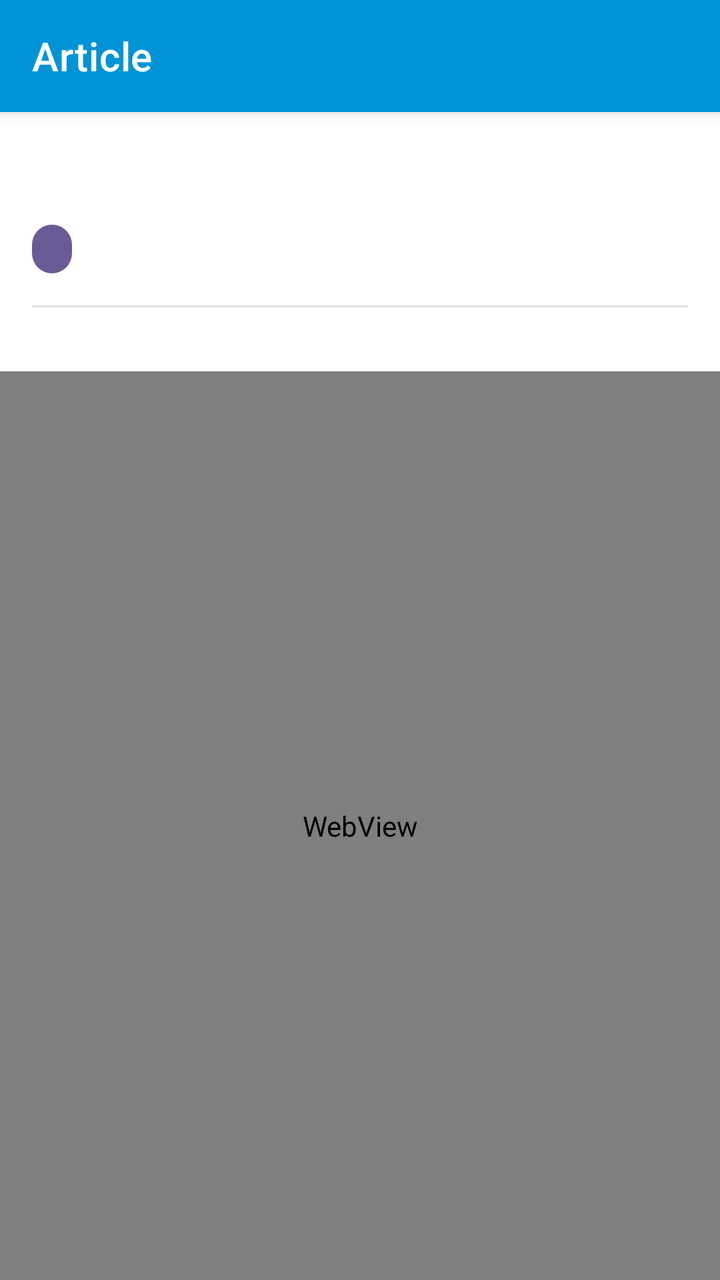
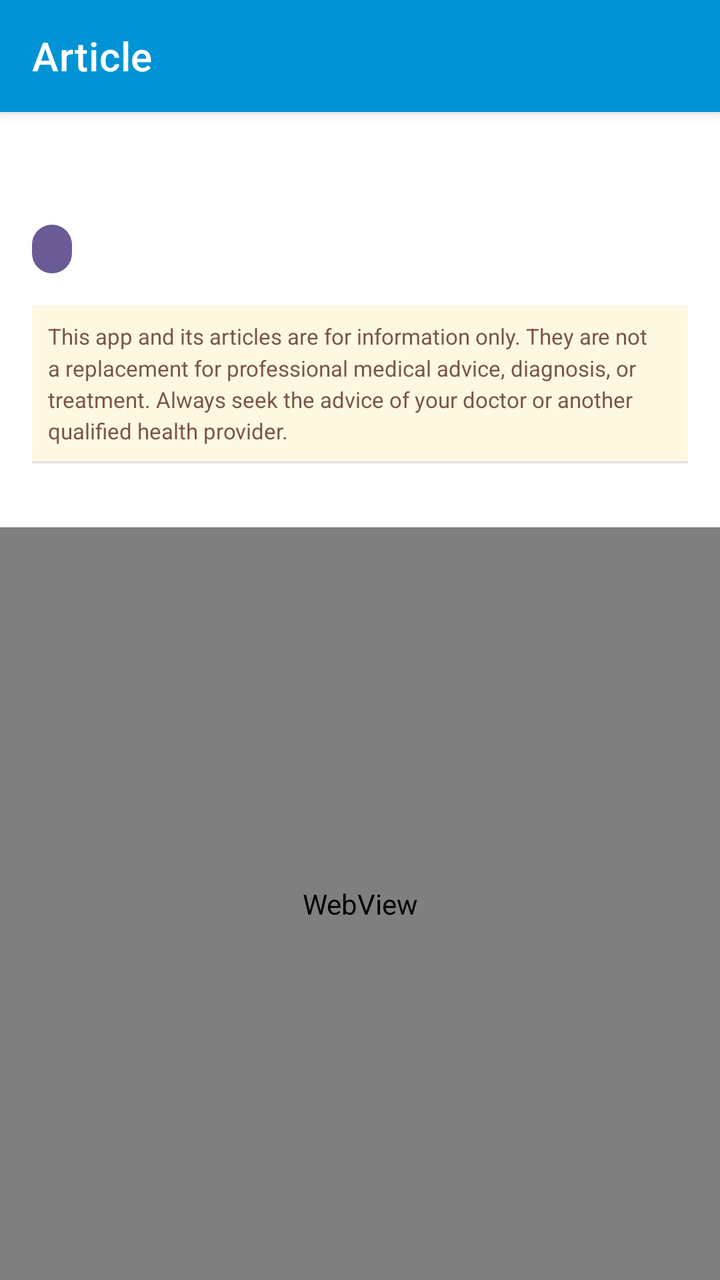

Compare the two renders of this Android layout. The source of the first and the diff that turns it into the second are given below.
<!-- AndroidManifest.xml: application theme Theme.HelloApp -->
<!-- res/layout/activity_article_detail.xml -->
<?xml version="1.0" encoding="utf-8"?>
<androidx.coordinatorlayout.widget.CoordinatorLayout xmlns:android="http://schemas.android.com/apk/res/android"
    xmlns:app="http://schemas.android.com/apk/res-auto"
    android:layout_width="match_parent"
    android:layout_height="match_parent"
    android:background="#FFFFFF">

    <com.google.android.material.appbar.AppBarLayout
        android:layout_width="match_parent"
        android:layout_height="wrap_content"
        android:background="#0093D5">

        <com.google.android.material.appbar.MaterialToolbar
            android:id="@+id/toolbar"
            android:layout_width="match_parent"
            android:layout_height="?attr/actionBarSize"
            app:title="Article"
            app:titleTextColor="@android:color/white"
            app:navigationIconTint="@android:color/white" />

    </com.google.android.material.appbar.AppBarLayout>

    <LinearLayout
        android:layout_width="match_parent"
        android:layout_height="match_parent"
        android:orientation="vertical"
        app:layout_behavior="@string/appbar_scrolling_view_behavior">

        <LinearLayout
            android:layout_width="match_parent"
            android:layout_height="wrap_content"
            android:orientation="vertical"
            android:padding="16dp"
            android:background="#FFFFFF">

            
            <TextView
                android:id="@+id/articleTitle"
                android:layout_width="match_parent"
                android:layout_height="wrap_content"
                android:textSize="24sp"
                android:textStyle="bold"
                android:textColor="#333333"
                android:lineSpacingMultiplier="1.2"
                android:layout_marginBottom="8dp" />

            
            <LinearLayout
                android:layout_width="match_parent"
                android:layout_height="wrap_content"
                android:orientation="horizontal"
                android:layout_marginBottom="16dp">

                <TextView
                    android:id="@+id/articleCategory"
                    android:layout_width="wrap_content"
                    android:layout_height="wrap_content"
                    android:textSize="12sp"
                    android:textColor="@android:color/white"
                    android:textAllCaps="true"
                    android:background="@drawable/category_badge_background"
                    android:paddingHorizontal="10dp"
                    android:paddingVertical="4dp" />

                <TextView
                    android:id="@+id/articleSource"
                    android:layout_width="wrap_content"
                    android:layout_height="wrap_content"
                    android:textSize="12sp"
                    android:textColor="#666666"
                    android:layout_marginStart="12dp"
                    android:gravity="center_vertical" />

            </LinearLayout>

            
            <View
                android:layout_width="match_parent"
                android:layout_height="1dp"
                android:background="#E0E0E0"
                android:layout_marginBottom="16dp" />

        </LinearLayout>

        
        <WebView
            android:id="@+id/articleContent"
            android:layout_width="match_parent"
            android:layout_height="match_parent"
            android:background="#FFFFFF" />

    </LinearLayout>

</androidx.coordinatorlayout.widget.CoordinatorLayout>
<!-- resources referenced by this layout -->
<resources>
  <!-- drawable category_badge_background (drawable) -->
  <?xml version="1.0" encoding="utf-8"?>
  <shape xmlns:android="http://schemas.android.com/apk/res/android"
      android:shape="rectangle">
      <solid android:color="#6B5B95" />
      <corners android:radius="12dp" />
  </shape>
  <style name="Theme.HelloApp" parent="Theme.MaterialComponents.DayNight.NoActionBar">
          <item name="colorPrimary">@color/teal_500</item>
          <item name="colorPrimaryVariant">@color/teal_700</item>
          <item name="colorOnPrimary">@color/white</item>
          <item name="colorSecondary">@color/light_blue_500</item>
          <item name="colorSecondaryVariant">@color/light_blue_200</item>
          <item name="colorOnSecondary">@color/black</item>
          <item name="android:statusBarColor">@color/teal_700</item>
      </style>
  <color name="teal_500">#FF009688</color>
  <color name="teal_700">#FF00796B</color>
  <color name="white">#FFFFFFFF</color>
  <color name="light_blue_500">#FF03A9F4</color>
  <color name="light_blue_200">#FF81D4FA</color>
  <color name="black">#FF000000</color>
</resources>

<!-- the commit's change to res/layout/activity_article_detail.xml (unified diff, before → after) -->
@@ -74,6 +74,18 @@
             </LinearLayout>
 
             
+            <TextView
+                android:id="@+id/articleDisclaimer"
+                android:layout_width="match_parent"
+                android:layout_height="wrap_content"
+                android:padding="8dp"
+                android:background="#FFF8E1"
+                android:text="@string/disclaimer_articles"
+                android:textSize="11sp"
+                android:textColor="#795548"
+                android:lineSpacingMultiplier="1.2" />
+
+            
             <View
                 android:layout_width="match_parent"
                 android:layout_height="1dp"
<!-- resource entries referenced after the edit -->
@@ -7,6 +7,7 @@
       <solid android:color="#6B5B95" />
       <corners android:radius="12dp" />
   </shape>
+  <string name="disclaimer_articles">This app and its articles are for information only. They are not a replacement for professional medical advice, diagnosis, or treatment. Always seek the advice of your doctor or another qualified health provider.</string>
   <style name="Theme.HelloApp" parent="Theme.MaterialComponents.DayNight.NoActionBar">
           <item name="colorPrimary">@color/teal_500</item>
           <item name="colorPrimaryVariant">@color/teal_700</item>
